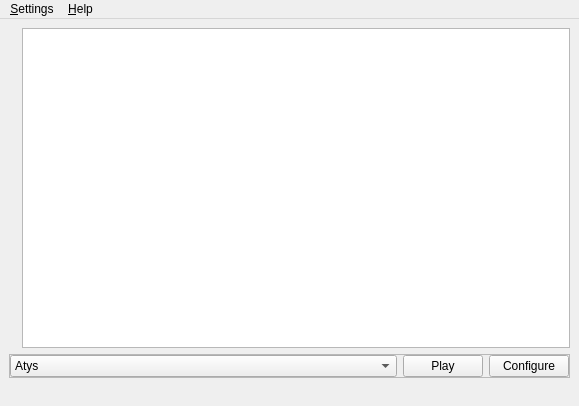
This is code/ryzom/tools/client/ryzom_installer/ui/mainwindow.ui in ryzom/ryzomcore as Qt 5 draws it before an edit. The edited form follows.
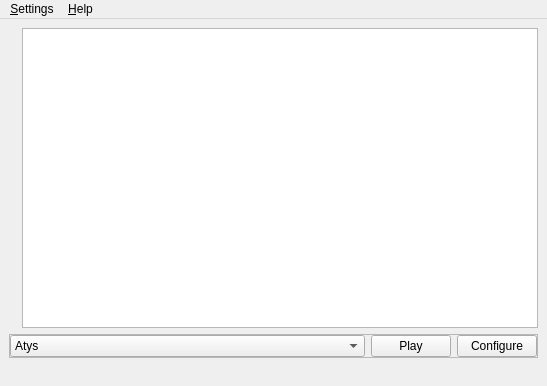
This is the edited form. Icons and pictures are not drawn.

```diff
--- a/code/ryzom/tools/client/ryzom_installer/ui/mainwindow.ui
+++ b/code/ryzom/tools/client/ryzom_installer/ui/mainwindow.ui
@@ -2,13 +2,23 @@
 <ui version="4.0">
  <class>MainWindow</class>
  <widget class="QMainWindow" name="MainWindow">
-  <property name="geometry">
-   <rect>
-    <x>0</x>
-    <y>0</y>
-    <width>579</width>
-    <height>406</height>
-   </rect>
+  <property name="sizePolicy">
+   <sizepolicy hsizetype="Preferred" vsizetype="Fixed">
+    <horstretch>0</horstretch>
+    <verstretch>0</verstretch>
+   </sizepolicy>
+  </property>
+  <property name="minimumSize">
+   <size>
+    <width>547</width>
+    <height>386</height>
+   </size>
+  </property>
+  <property name="maximumSize">
+   <size>
+    <width>547</width>
+    <height>386</height>
+   </size>
   </property>
   <property name="windowTitle">
    <string>Ryzom Installer</string>
@@ -97,7 +107,7 @@
     <rect>
      <x>0</x>
      <y>0</y>
-     <width>579</width>
+     <width>547</width>
      <height>21</height>
     </rect>
    </property>
```
